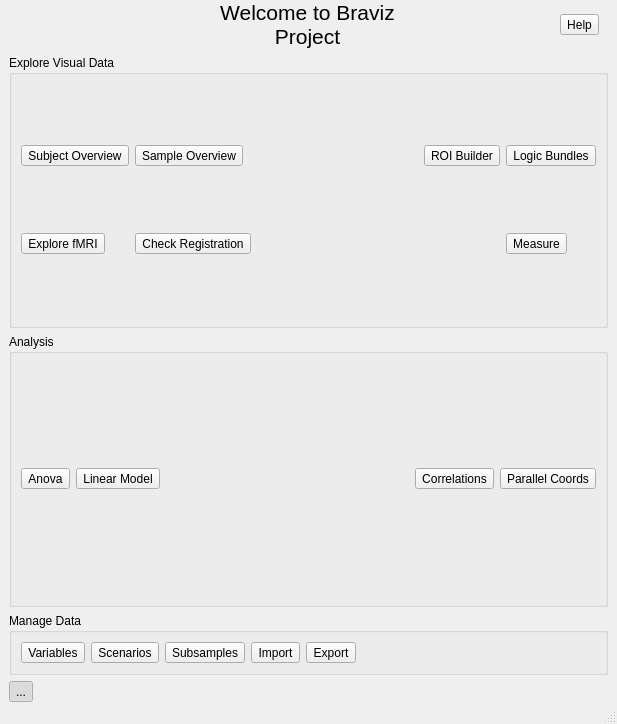
Old version of the form braviz/interaction/qt_guis/menu2_light.ui in the repository diego0020/braviz-app.
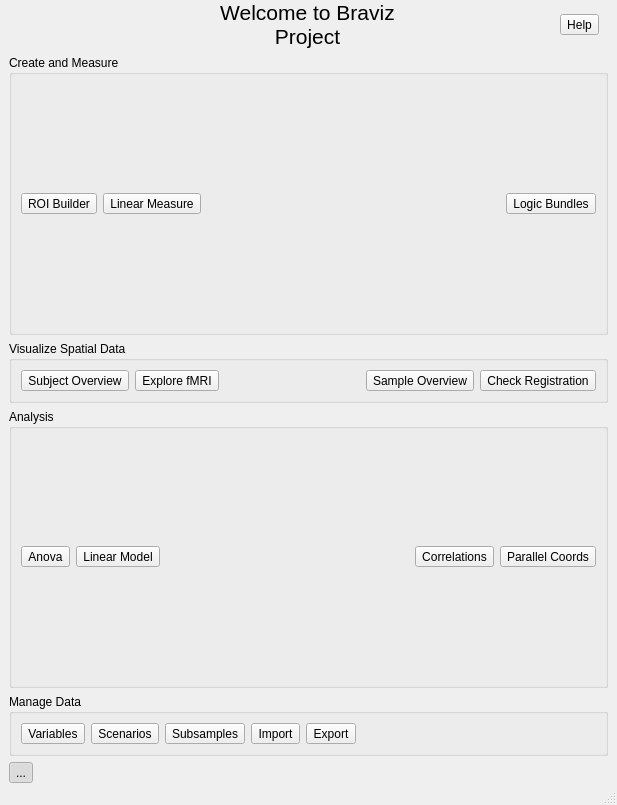
New version of the form. Icons and pictures are not drawn.

Commit message: divided the menu into the three cathegories

```diff
--- a/braviz/interaction/qt_guis/menu2_light.ui
+++ b/braviz/interaction/qt_guis/menu2_light.ui
@@ -7,7 +7,7 @@
     <x>0</x>
     <y>0</y>
     <width>617</width>
-    <height>724</height>
+    <height>805</height>
    </rect>
   </property>
   <property name="sizePolicy">
@@ -65,7 +65,7 @@
       <property name="frameShadow">
        <enum>QFrame::Raised</enum>
       </property>
-      <layout class="QVBoxLayout" name="verticalLayout" stretch="0,1,1,0">
+      <layout class="QVBoxLayout" name="verticalLayout" stretch="0,1,0,1,0">
        <property name="margin">
         <number>0</number>
        </property>
@@ -165,75 +165,10 @@
        <item>
         <widget class="QGroupBox" name="groupBox_2">
          <property name="title">
-          <string>Explore Visual Data</string>
+          <string>Create and Measure</string>
          </property>
-         <layout class="QGridLayout" name="gridLayout">
-          <item row="0" column="0">
-           <widget class="QToolButton" name="subject_overview">
-            <property name="toolTip">
-             <string>See images, segmentation, tractography and cortex of a given subject. 
-Export variables to the database</string>
-            </property>
-            <property name="text">
-             <string>Subject Overview</string>
-            </property>
-            <property name="icon">
-             <iconset>
-              <normalon>:/icons/some_fibers.PNG</normalon>
-             </iconset>
-            </property>
-            <property name="iconSize">
-             <size>
-              <width>120</width>
-              <height>120</height>
-             </size>
-            </property>
-            <property name="toolButtonStyle">
-             <enum>Qt::ToolButtonTextUnderIcon</enum>
-            </property>
-            <property name="autoRaise">
-             <bool>false</bool>
-            </property>
-           </widget>
-          </item>
-          <item row="0" column="1">
-           <widget class="QToolButton" name="sample_overview">
-            <property name="toolTip">
-             <string>Compare geometric structures across multiple subjects</string>
-            </property>
-            <property name="text">
-             <string>Sample Overview</string>
-            </property>
-            <property name="icon">
-             <iconset>
-              <normalon>:/icons/sample_overview.PNG</normalon>
-             </iconset>
-            </property>
-            <property name="iconSize">
-             <size>
-              <width>120</width>
-              <height>120</height>
-             </size>
-            </property>
-            <property name="toolButtonStyle">
-             <enum>Qt::ToolButtonTextUnderIcon</enum>
-            </property>
-           </widget>
-          </item>
-          <item row="0" column="2">
-           <spacer name="horizontalSpacer_2">
-            <property name="orientation">
-             <enum>Qt::Horizontal</enum>
-            </property>
-            <property name="sizeHint" stdset="0">
-             <size>
-              <width>40</width>
-              <height>20</height>
-             </size>
-            </property>
-           </spacer>
-          </item>
-          <item row="0" column="3">
+         <layout class="QHBoxLayout" name="horizontalLayout_6">
+          <item>
            <widget class="QToolButton" name="roi_builder">
             <property name="toolTip">
              <string>Use spheres to select regions of interest</string>
@@ -256,7 +191,43 @@
             </property>
            </widget>
           </item>
-          <item row="0" column="4">
+          <item>
+           <widget class="QToolButton" name="measure_app">
+            <property name="toolTip">
+             <string>Measure distances in orthogonal planes</string>
+            </property>
+            <property name="text">
+             <string>Linear Measure</string>
+            </property>
+            <property name="icon">
+             <iconset resource="resources.qrc">
+              <normaloff>:/icons/measure.png</normaloff>:/icons/measure.png</iconset>
+            </property>
+            <property name="iconSize">
+             <size>
+              <width>120</width>
+              <height>120</height>
+             </size>
+            </property>
+            <property name="toolButtonStyle">
+             <enum>Qt::ToolButtonTextUnderIcon</enum>
+            </property>
+           </widget>
+          </item>
+          <item>
+           <spacer name="horizontalSpacer_2">
+            <property name="orientation">
+             <enum>Qt::Horizontal</enum>
+            </property>
+            <property name="sizeHint" stdset="0">
+             <size>
+              <width>40</width>
+              <height>20</height>
+             </size>
+            </property>
+           </spacer>
+          </item>
+          <item>
            <widget class="QToolButton" name="logic_bundles">
             <property name="toolTip">
              <string>Create bundles by combining ROIs and Structures</string>
@@ -279,7 +250,44 @@
             </property>
            </widget>
           </item>
-          <item row="1" column="0">
+         </layout>
+        </widget>
+       </item>
+       <item>
+        <widget class="QGroupBox" name="groupBox">
+         <property name="title">
+          <string>Visualize Spatial Data</string>
+         </property>
+         <layout class="QHBoxLayout" name="horizontalLayout_5">
+          <item>
+           <widget class="QToolButton" name="subject_overview">
+            <property name="toolTip">
+             <string>See images, segmentation, tractography and cortex of a given subject. 
+Export variables to the database</string>
+            </property>
+            <property name="text">
+             <string>Subject Overview</string>
+            </property>
+            <property name="icon">
+             <iconset>
+              <normalon>:/icons/some_fibers.PNG</normalon>
+             </iconset>
+            </property>
+            <property name="iconSize">
+             <size>
+              <width>120</width>
+              <height>120</height>
+             </size>
+            </property>
+            <property name="toolButtonStyle">
+             <enum>Qt::ToolButtonTextUnderIcon</enum>
+            </property>
+            <property name="autoRaise">
+             <bool>false</bool>
+            </property>
+           </widget>
+          </item>
+          <item>
            <widget class="QToolButton" name="fmri_explorer">
             <property name="toolTip">
              <string>Visualize fMRI series</string>
@@ -306,7 +314,44 @@
             </property>
            </widget>
           </item>
-          <item row="1" column="1" colspan="2">
+          <item>
+           <spacer name="horizontalSpacer_7">
+            <property name="orientation">
+             <enum>Qt::Horizontal</enum>
+            </property>
+            <property name="sizeHint" stdset="0">
+             <size>
+              <width>40</width>
+              <height>20</height>
+             </size>
+            </property>
+           </spacer>
+          </item>
+          <item>
+           <widget class="QToolButton" name="sample_overview">
+            <property name="toolTip">
+             <string>Compare geometric structures across multiple subjects</string>
+            </property>
+            <property name="text">
+             <string>Sample Overview</string>
+            </property>
+            <property name="icon">
+             <iconset>
+              <normalon>:/icons/sample_overview.PNG</normalon>
+             </iconset>
+            </property>
+            <property name="iconSize">
+             <size>
+              <width>120</width>
+              <height>120</height>
+             </size>
+            </property>
+            <property name="toolButtonStyle">
+             <enum>Qt::ToolButtonTextUnderIcon</enum>
+            </property>
+           </widget>
+          </item>
+          <item>
            <widget class="QToolButton" name="check_reg">
             <property name="toolTip">
              <string>Compare two images</string>
@@ -332,29 +377,6 @@
             </property>
            </widget>
           </item>
-          <item row="1" column="4">
-           <widget class="QToolButton" name="measure_app">
-            <property name="toolTip">
-             <string>Measure distances in orthogonal planes</string>
-            </property>
-            <property name="text">
-             <string>Measure</string>
-            </property>
-            <property name="icon">
-             <iconset resource="resources.qrc">
-              <normaloff>:/icons/measure.png</normaloff>:/icons/measure.png</iconset>
-            </property>
-            <property name="iconSize">
-             <size>
-              <width>120</width>
-              <height>120</height>
-             </size>
-            </property>
-            <property name="toolButtonStyle">
-             <enum>Qt::ToolButtonTextUnderIcon</enum>
-            </property>
-           </widget>
-          </item>
          </layout>
         </widget>
        </item>
```
Left out of the diff: 2 changed lines with no effect on the pictures.
